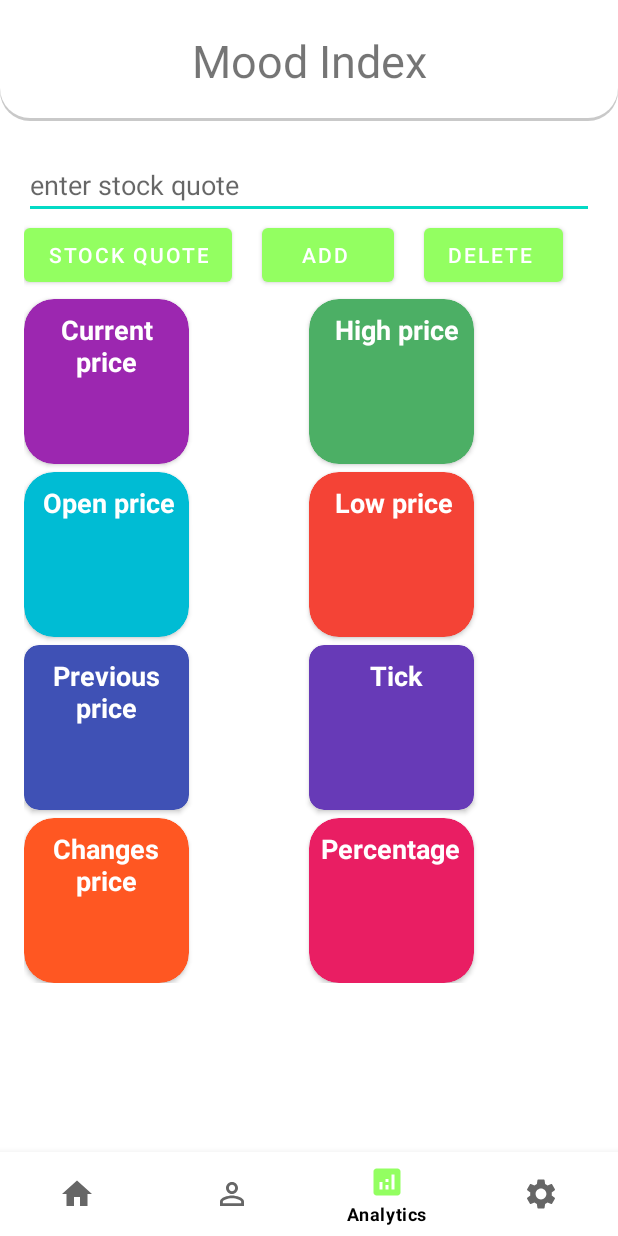
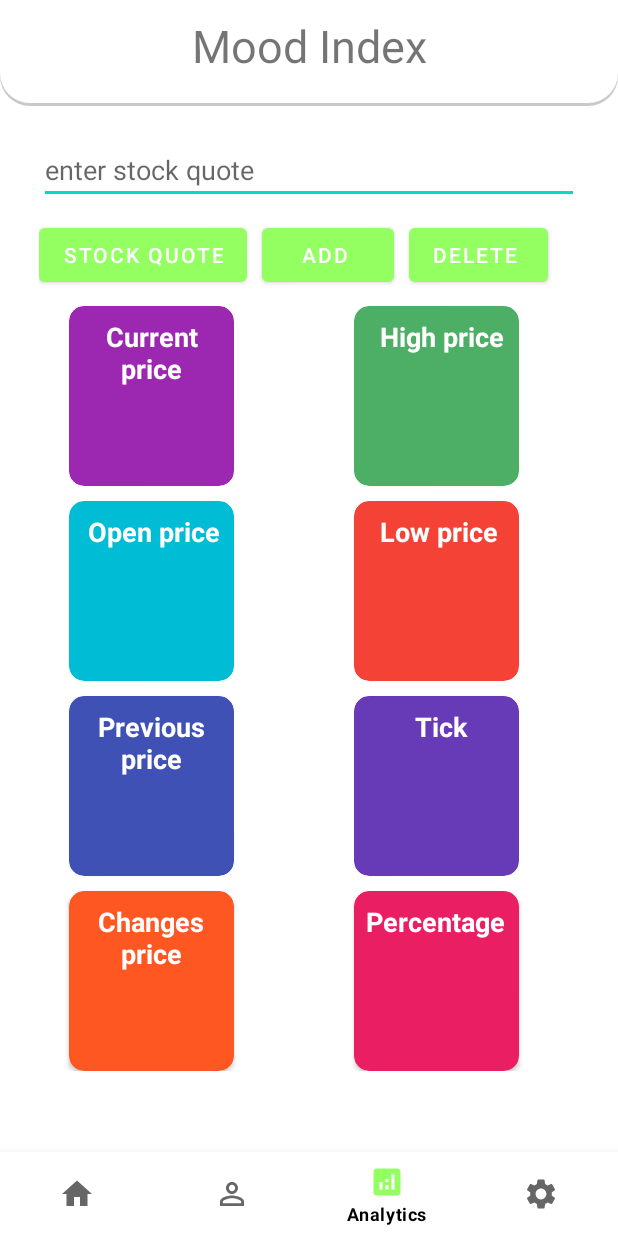
Before and after one commit to ailyn00/MoodIndex, an Android app: the analytics screen opened directly, with no data from a screen before it, on a phone screen of 412 x 824 dp. Run offline under Robolectric (Android 15) with nearby library versions, the phone set to English and light mode, and no system bars; our stand-ins replace Firebase (no records; nobody signed in at launch, a user with empty details on screens opened directly), Volley.

Commit message:
fixed analytics UI

```diff
--- a/app/src/main/res/layout/activity_analytics.xml
+++ b/app/src/main/res/layout/activity_analytics.xml
@@ -13,7 +13,7 @@
         android:layout_alignParentTop="true"
         android:background="@drawable/corner"
         android:gravity="center"
-        android:paddingTop="20dp"
+        android:paddingTop="10dp"
         android:paddingBottom="20dp"
         android:text="@string/app_name"
         android:textSize="30sp" />
@@ -24,8 +24,13 @@
         android:layout_width="match_parent"
         android:layout_height="wrap_content"
         android:layout_marginLeft="16dp"
-        android:layout_marginTop="20dp"
-        android:layout_marginRight="16dp">
+        android:layout_marginTop="10dp"
+        android:layout_marginRight="16dp"
+        android:paddingBottom="20dp"
+        android:paddingLeft="10dp"
+        android:paddingRight="10dp"
+        android:paddingTop="10dp"
+        android:elevation="5dp">
 
 
 
@@ -38,6 +43,7 @@
             />
 
         <Button
+            android:layout_marginTop="10dp"
             android:id="@+id/fetchStockBtn"
             android:layout_width="wrap_content"
             android:layout_height="wrap_content"
@@ -50,7 +56,7 @@
             android:layout_height="wrap_content"
               android:layout_alignBaseline="@id/fetchStockBtn"
             android:layout_toEndOf="@id/fetchStockBtn"
-            android:layout_marginLeft="20dp"
+            android:layout_marginLeft="10dp"
             android:layout_below="@+id/fetchStockBtn"
             android:text="add " />
         <Button
@@ -59,18 +65,20 @@
             android:layout_height="wrap_content"
             android:layout_alignBaseline="@id/fetchStockBtn"
             android:layout_toEndOf="@id/addFavStockBtn"
-            android:layout_marginLeft="20dp"
+            android:layout_marginLeft="10dp"
             android:layout_below="@+id/fetchStockBtn"
             android:text="delete " />
         <androidx.cardview.widget.CardView
 
             android:id="@+id/result_current"
             android:layout_width="110dp"
-            android:layout_height="110dp"
+            android:layout_height="120dp"
+           android:layout_marginLeft="20dp"
             android:layout_below="@+id/fetchStockBtn"
-            android:layout_marginTop="5dp"
+            android:layout_marginTop="10dp"
+            android:elevation="5dp"
             android:backgroundTint="#9C27B0"
-            app:cardCornerRadius="20dp">
+            app:cardCornerRadius="10dp">
 
             <LinearLayout
                 android:layout_width="match_parent"
@@ -109,14 +117,15 @@
 
             android:id="@+id/result_low"
             android:layout_width="110dp"
-            android:layout_height="110dp"
+            android:layout_height="120dp"
 
             android:layout_below="@id/result_high"
             android:layout_marginLeft="80dp"
-            android:layout_marginTop="5dp"
+            android:layout_marginTop="10dp"
             android:layout_toRightOf="@id/result_current"
             android:backgroundTint="#F44336"
-            app:cardCornerRadius="20dp">
+            android:elevation="5dp"
+            app:cardCornerRadius="10dp">
 
             <LinearLayout
                 android:layout_width="match_parent"
@@ -155,13 +164,14 @@
 
             android:id="@+id/result_high"
             android:layout_width="110dp"
-            android:layout_height="110dp"
+            android:layout_height="120dp"
             android:layout_below="@+id/fetchStockBtn"
             android:layout_marginLeft="80dp"
-            android:layout_marginTop="5dp"
+            android:layout_marginTop="10dp"
             android:layout_toRightOf="@id/result_current"
             android:backgroundTint="#4CAF65"
-            app:cardCornerRadius="20dp">
+            android:elevation="5dp"
+            app:cardCornerRadius="10dp">
 
             <LinearLayout
                 android:layout_width="match_parent"
@@ -200,11 +210,13 @@
 
             android:id="@+id/result_open"
             android:layout_width="110dp"
-            android:layout_height="110dp"
+            android:layout_height="120dp"
             android:layout_below="@+id/result_current"
-            android:layout_marginTop="5dp"
+            android:layout_marginTop="10dp"
+            android:layout_marginLeft="20dp"
             android:backgroundTint="#00BCD4"
-            app:cardCornerRadius="20dp">
+            android:elevation="5dp"
+            app:cardCornerRadius="10dp">
 
             <LinearLayout
                 android:layout_width="match_parent"
@@ -243,10 +255,12 @@
 
             android:id="@+id/result_previous"
             android:layout_width="110dp"
-            android:layout_height="110dp"
+            android:layout_height="120dp"
             android:layout_below="@+id/result_open"
-            android:layout_marginTop="5dp"
+            android:layout_marginTop="10dp"
+            android:layout_marginLeft="20dp"
             android:backgroundTint="#3F51B5"
+            android:elevation="5dp"
             app:cardCornerRadius="10dp">
 
             <LinearLayout
@@ -286,13 +300,14 @@
 
             android:id="@+id/result_ticker"
             android:layout_width="110dp"
-            android:layout_height="110dp"
+            android:layout_height="120dp"
 
             android:layout_below="@id/result_low"
             android:layout_marginLeft="80dp"
-            android:layout_marginTop="5dp"
+            android:layout_marginTop="10dp"
             android:layout_toRightOf="@id/result_current"
             android:backgroundTint="#673AB7"
+            android:elevation="5dp"
             app:cardCornerRadius="10dp">
 
             <LinearLayout
@@ -332,11 +347,13 @@
 
             android:id="@+id/result_changes"
             android:layout_width="110dp"
-            android:layout_height="110dp"
+            android:layout_height="120dp"
             android:layout_below="@+id/result_previous"
-            android:layout_marginTop="5dp"
+            android:layout_marginTop="10dp"
             android:backgroundTint="#FF5722"
-            app:cardCornerRadius="20dp">
+            android:layout_marginLeft="20dp"
+            android:elevation="5dp"
+            app:cardCornerRadius="10dp">
 
             <LinearLayout
                 android:layout_width="match_parent"
@@ -375,14 +392,15 @@
 
             android:id="@+id/result_percentage"
             android:layout_width="110dp"
-            android:layout_height="110dp"
+            android:layout_height="120dp"
 
             android:layout_below="@id/result_ticker"
             android:layout_marginLeft="80dp"
-            android:layout_marginTop="5dp"
+            android:layout_marginTop="10dp"
             android:layout_toRightOf="@id/result_current"
             android:backgroundTint="#E91E63"
-            app:cardCornerRadius="20dp">
+            android:elevation="5dp"
+            app:cardCornerRadius="10dp">
 
             <LinearLayout
                 android:layout_width="match_parent"
```
